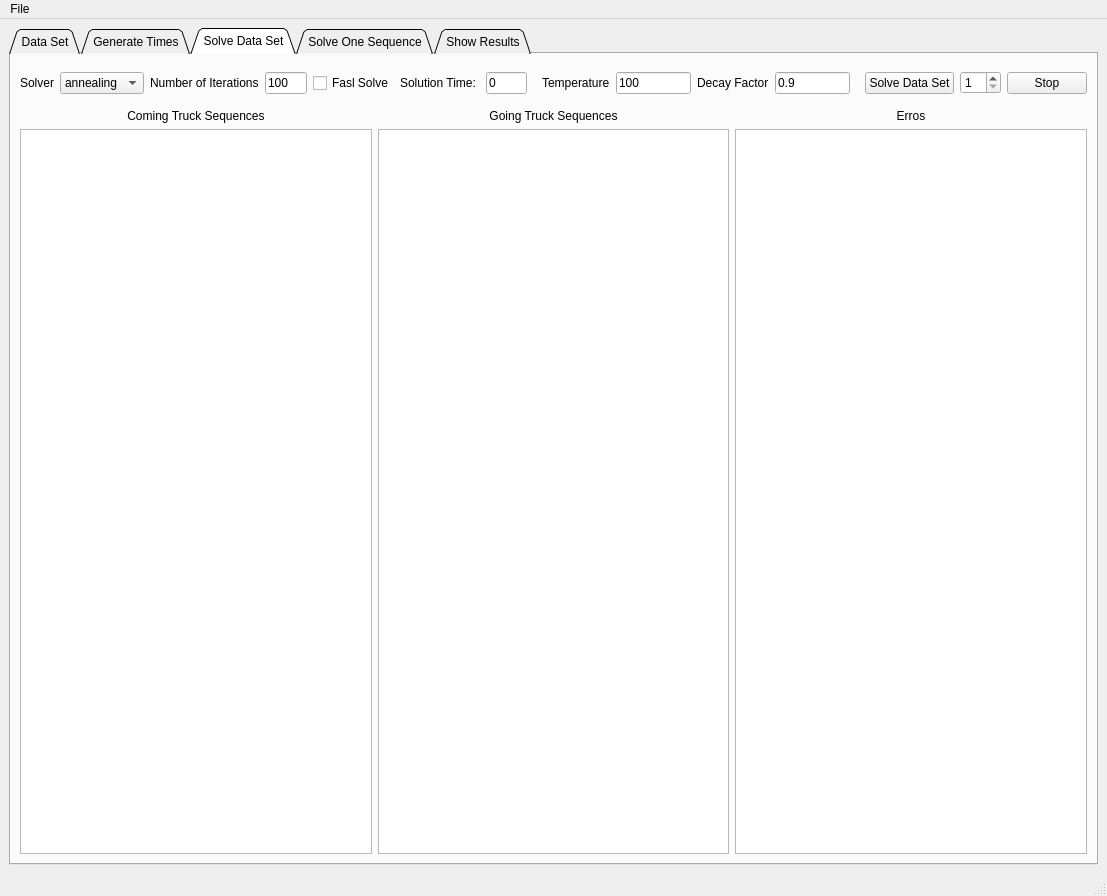
This is windows/main_window.ui in mparlaktuna/capraz_sevkiyat1 as Qt 5 draws it before an edit. The edited form follows.
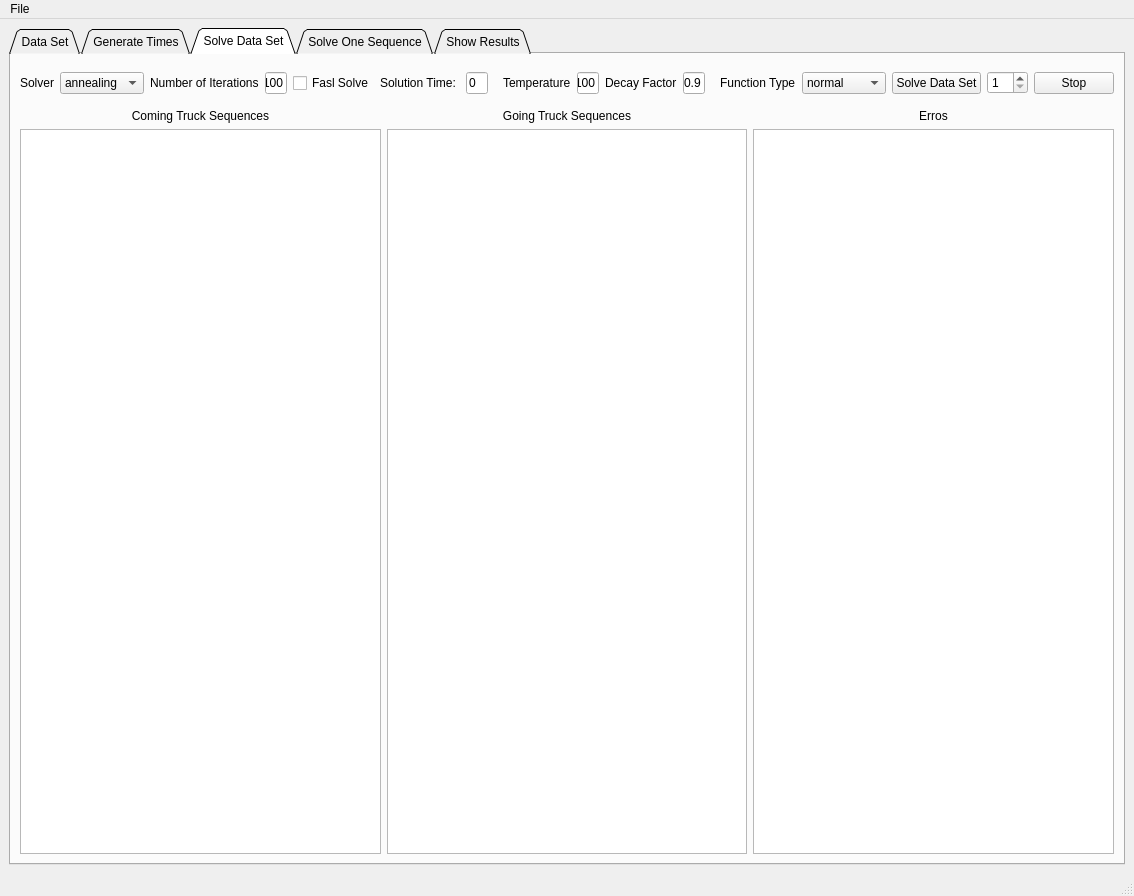
This is the edited form. The open tabs and pages were chosen to show the change. Custom widgets are drawn as their Qt base class.

```diff
--- a/windows/main_window.ui
+++ b/windows/main_window.ui
@@ -519,6 +519,37 @@
             </widget>
            </widget>
           </item>
+          <item>
+           <widget class="QLabel" name="label_21">
+            <property name="text">
+             <string>Function Type</string>
+            </property>
+           </widget>
+          </item>
+          <item>
+           <widget class="QComboBox" name="function_combo_box">
+            <item>
+             <property name="text">
+              <string>normal</string>
+             </property>
+            </item>
+            <item>
+             <property name="text">
+              <string>cmax</string>
+             </property>
+            </item>
+            <item>
+             <property name="text">
+              <string>late_truck</string>
+             </property>
+            </item>
+            <item>
+             <property name="text">
+              <string/>
+             </property>
+            </item>
+           </widget>
+          </item>
           <item>
            <widget class="QPushButton" name="solve_data_set_button">
             <property name="text">
```
Left out of the diff: 2 changed lines with no effect on the pictures.
